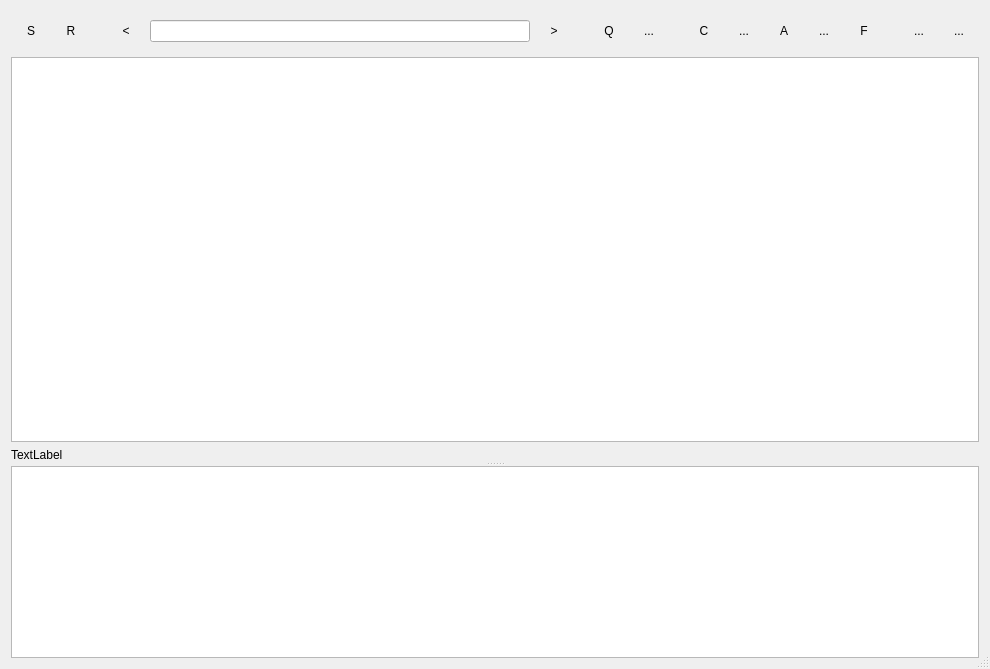
Above: src/TagEditor.ui from mciobanu/mp3diags before the change. Below: the same form after it.
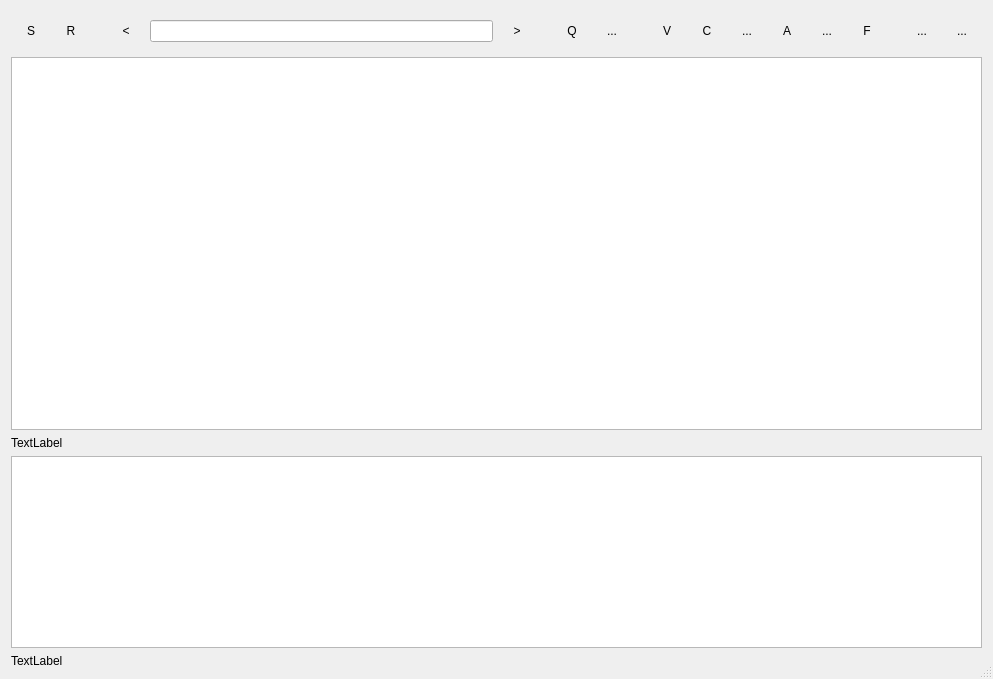
That is the form after the change. Icons and pictures are not drawn.

Commit message: 039 var artists, all pix in tag edt, more

```diff
--- a/src/TagEditor.ui
+++ b/src/TagEditor.ui
@@ -5,8 +5,8 @@
    <rect>
     <x>0</x>
     <y>0</y>
-    <width>990</width>
-    <height>669</height>
+    <width>993</width>
+    <height>679</height>
    </rect>
   </property>
   <property name="windowTitle" >
@@ -358,6 +358,43 @@
         </property>
        </spacer>
       </item>
+      <item>
+       <widget class="QToolButton" name="m_pVarArtistsB" >
+        <property name="minimumSize" >
+         <size>
+          <width>40</width>
+          <height>40</height>
+         </size>
+        </property>
+        <property name="maximumSize" >
+         <size>
+          <width>40</width>
+          <height>40</height>
+         </size>
+        </property>
+        <property name="focusPolicy" >
+         <enum>Qt::NoFocus</enum>
+        </property>
+        <property name="toolTip" >
+         <string>Toggle "Various Artists"</string>
+        </property>
+        <property name="text" >
+         <string>V</string>
+        </property>
+        <property name="icon" >
+         <iconset resource="Mp3Diags.qrc" >:/images/va_va.svg</iconset>
+        </property>
+        <property name="iconSize" >
+         <size>
+          <width>36</width>
+          <height>36</height>
+         </size>
+        </property>
+        <property name="autoRaise" >
+         <bool>true</bool>
+        </property>
+       </widget>
+      </item>
       <item>
        <widget class="QToolButton" name="m_pCopyFirstB" >
         <property name="minimumSize" >
@@ -634,52 +671,6 @@
     </widget>
    </item>
    <item>
-    <widget class="QWidget" native="1" name="widget" >
-     <layout class="QHBoxLayout" >
-      <property name="leftMargin" >
-       <number>0</number>
-      </property>
-      <property name="topMargin" >
-       <number>0</number>
-      </property>
-      <property name="rightMargin" >
-       <number>0</number>
-      </property>
-      <property name="bottomMargin" >
-       <number>0</number>
-      </property>
-      <item>
-       <widget class="QWidget" native="1" name="widget_2" >
-        <property name="minimumSize" >
-         <size>
-          <width>400</width>
-          <height>400</height>
-         </size>
-        </property>
-        <layout class="QHBoxLayout" >
-         <property name="leftMargin" >
-          <number>0</number>
-         </property>
-         <property name="topMargin" >
-          <number>0</number>
-         </property>
-         <property name="rightMargin" >
-          <number>0</number>
-         </property>
-         <property name="bottomMargin" >
-          <number>0</number>
-         </property>
-         <item>
-          <widget class="QSplitter" name="m_pTagEdtSplitter" >
-           <property name="sizePolicy" >
-            <sizepolicy vsizetype="Expanding" hsizetype="Expanding" >
-             <horstretch>0</horstretch>
-             <verstretch>0</verstretch>
-            </sizepolicy>
-           </property>
-           <property name="orientation" >
-            <enum>Qt::Vertical</enum>
-           </property>
            <widget class="QWidget" native="1" name="widget_4" >
             <property name="sizePolicy" >
              <sizepolicy vsizetype="Expanding" hsizetype="Preferred" >
@@ -719,7 +710,7 @@
                  <number>0</number>
                 </property>
                 <item>
-                 <widget class="QLabel" name="m_pRemovableL" >
+          <widget class="QLabel" name="m_pRemovable1L" >
                   <property name="text" >
                    <string>TextLabel</string>
                   </property>
@@ -730,6 +721,8 @@
              </item>
             </layout>
            </widget>
+   </item>
+   <item>
            <widget class="QWidget" native="1" name="widget_5" >
             <layout class="QVBoxLayout" >
              <property name="leftMargin" >
@@ -746,13 +739,37 @@
              </property>
              <item>
               <widget class="QTableView" name="m_pCurrentFileG" >
+        <property name="sizePolicy" >
+         <sizepolicy vsizetype="Fixed" hsizetype="Expanding" >
+          <horstretch>0</horstretch>
+          <verstretch>0</verstretch>
+         </sizepolicy>
+        </property>
                <property name="selectionMode" >
                 <enum>QAbstractItemView::NoSelection</enum>
                </property>
               </widget>
              </item>
-            </layout>
-           </widget>
+      <item>
+       <widget class="QWidget" native="1" name="m_pPatternsW" >
+        <layout class="QHBoxLayout" >
+         <property name="leftMargin" >
+          <number>0</number>
+         </property>
+         <property name="topMargin" >
+          <number>0</number>
+         </property>
+         <property name="rightMargin" >
+          <number>0</number>
+         </property>
+         <property name="bottomMargin" >
+          <number>0</number>
+         </property>
+         <item>
+          <widget class="QLabel" name="m_pRemovable2L" >
+           <property name="text" >
+            <string>TextLabel</string>
+           </property>
           </widget>
          </item>
         </layout>
```
Lines whose indentation alone changed are shown as unchanged. The commit also changes 38 other files.
